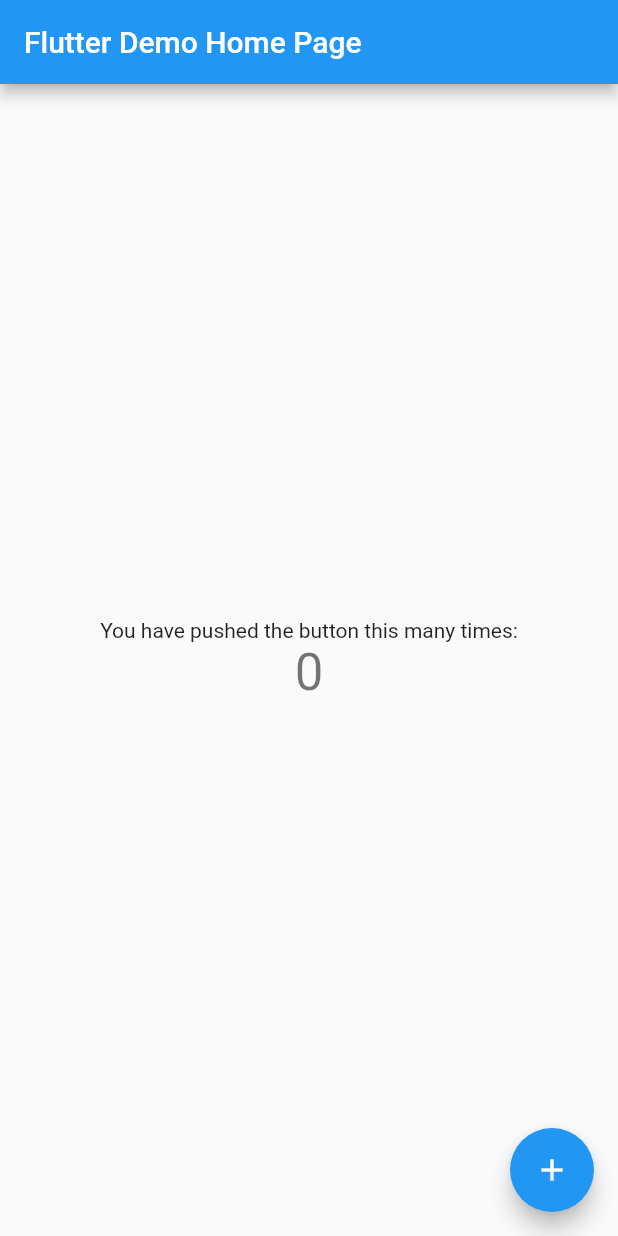
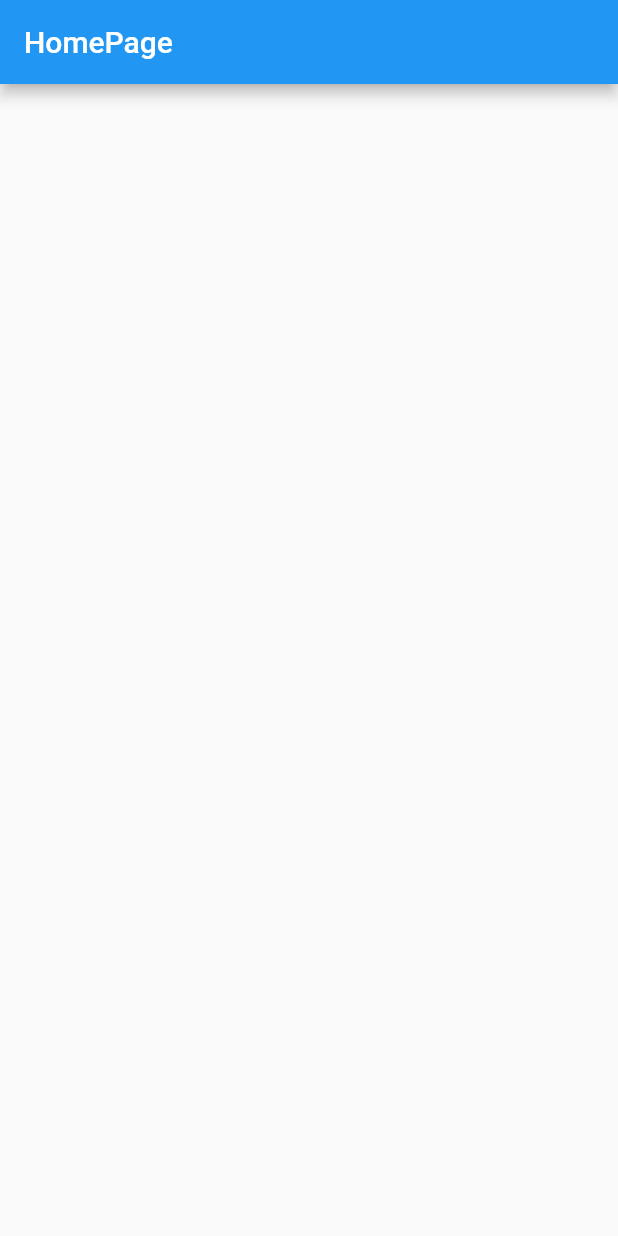
Before and after one commit to regisksc/omdbmovies, a Flutter app: the screen it shows after launch, on a phone screen of 412 x 824 dp. Run offline on Flutter 3.47's test engine with Material 2 defaults, Android fonts, the phone set to English and light mode, and no system bars; our stand-ins replace get.

Commit message:
added home page base files

```diff
--- /dev/null
+++ b/lib/layout/home/home_bindings.dart
@@ -0,0 +1,9 @@
+import 'package:get/get.dart';
+import './home_controller.dart';
+
+class HomeBindings implements Bindings {
+	@override
+	void dependencies() {
+		Get.put(HomeController());
+	}
+}
--- /dev/null
+++ b/lib/layout/home/home_controller.dart
@@ -0,0 +1,3 @@
+import 'package:get/get.dart';
+
+class HomeController extends GetxController {}
--- /dev/null
+++ b/lib/layout/home/home_page.dart
@@ -0,0 +1,13 @@
+import 'package:get/get.dart';
+import 'package:flutter/material.dart';
+import './home_controller.dart';
+
+class HomePage extends GetView<HomeController> {
+	@override
+	Widget build(BuildContext context) {
+		return Scaffold(
+			appBar: AppBar(title: Text('HomePage'),),
+			body: Container(),
+		);
+   }
+}
--- a/lib/main.dart
+++ b/lib/main.dart
@@ -1,113 +1,16 @@
 import 'package:flutter/material.dart';
 
-void main() {
-  runApp(MyApp());
-}
+import 'layout/home/home_page.dart';
+
+void main() => runApp(MyApp());
 
 class MyApp extends StatelessWidget {
-  // This widget is the root of your application.
   @override
   Widget build(BuildContext context) {
     return MaterialApp(
-      title: 'Flutter Demo',
-      theme: ThemeData(
-        // This is the theme of your application.
-        //
-        // Try running your application with "flutter run". You'll see the
-        // application has a blue toolbar. Then, without quitting the app, try
-        // changing the primarySwatch below to Colors.green and then invoke
-        // "hot reload" (press "r" in the console where you ran "flutter run",
-        // or simply save your changes to "hot reload" in a Flutter IDE).
-        // Notice that the counter didn't reset back to zero; the application
-        // is not restarted.
-        primarySwatch: Colors.blue,
-      ),
-      home: MyHomePage(title: 'Flutter Demo Home Page'),
+      title: 'Flutter OMDB Getx Demo',
+      theme: ThemeData(primarySwatch: Colors.blue),
+      home: HomePage(),
     );
   }
 }
-
-class MyHomePage extends StatefulWidget {
-  MyHomePage({Key key, this.title}) : super(key: key);
-
-  // This widget is the home page of your application. It is stateful, meaning
-  // that it has a State object (defined below) that contains fields that affect
-  // how it looks.
-
-  // This class is the configuration for the state. It holds the values (in this
-  // case the title) provided by the parent (in this case the App widget) and
-  // used by the build method of the State. Fields in a Widget subclass are
-  // always marked "final".
-
-  final String title;
-
-  @override
-  _MyHomePageState createState() => _MyHomePageState();
-}
-
-class _MyHomePageState extends State<MyHomePage> {
-  int _counter = 0;
-
-  void _incrementCounter() {
-    setState(() {
-      // This call to setState tells the Flutter framework that something has
-      // changed in this State, which causes it to rerun the build method below
-      // so that the display can reflect the updated values. If we changed
-      // _counter without calling setState(), then the build method would not be
-      // called again, and so nothing would appear to happen.
-      _counter++;
-    });
-  }
-
-  @override
-  Widget build(BuildContext context) {
-    // This method is rerun every time setState is called, for instance as done
-    // by the _incrementCounter method above.
-    //
-    // The Flutter framework has been optimized to make rerunning build methods
-    // fast, so that you can just rebuild anything that needs updating rather
-    // than having to individually change instances of widgets.
-    return Scaffold(
-      appBar: AppBar(
-        // Here we take the value from the MyHomePage object that was created by
-        // the App.build method, and use it to set our appbar title.
-        title: Text(widget.title),
-      ),
-      body: Center(
-        // Center is a layout widget. It takes a single child and positions it
-        // in the middle of the parent.
-        child: Column(
-          // Column is also a layout widget. It takes a list of children and
-          // arranges them vertically. By default, it sizes itself to fit its
-          // children horizontally, and tries to be as tall as its parent.
-          //
-          // Invoke "debug painting" (press "p" in the console, choose the
-          // "Toggle Debug Paint" action from the Flutter Inspector in Android
-          // Studio, or the "Toggle Debug Paint" command in Visual Studio Code)
-          // to see the wireframe for each widget.
-          //
-          // Column has various properties to control how it sizes itself and
-          // how it positions its children. Here we use mainAxisAlignment to
-          // center the children vertically; the main axis here is the vertical
-          // axis because Columns are vertical (the cross axis would be
-          // horizontal).
-          mainAxisAlignment: MainAxisAlignment.center,
-          children: <Widget>[
-            Text(
-              'You have pushed the button this many times:',
-            ),
-            Text(
-              '$_counter',
-              style: Theme.of(context).textTheme.headline4,
-            ),
-          ],
-        ),
-      ),
-      floatingActionButton: FloatingActionButton(
-        onPressed: _incrementCounter,
-        tooltip: 'Increment',
-        child: Icon(Icons.add),
-      ), // This trailing comma makes auto-formatting nicer for build methods.
-    );
-  }
-}
--- /dev/null
+++ b/lib/repository/omdb_repository.dart
@@ -0,0 +1,3 @@
+class OMDBRepository {
+  //
+}
--- /dev/null
+++ b/lib/res/constants.dart
@@ -0,0 +1,3 @@
+abstract class Constants {
+  static const apiKey = '3b41fa35-8262-4ae3-9c7f-66168bf97b88';
+}
--- a/pubspec.yaml
+++ b/pubspec.yaml
@@ -21,6 +21,7 @@
   sdk: ">=2.7.0 <3.0.0"
 
 dependencies:
+  get: ^4.1.4
   flutter:
     sdk: flutter
 
```
Also changed, not shown: pubspec.lock.
